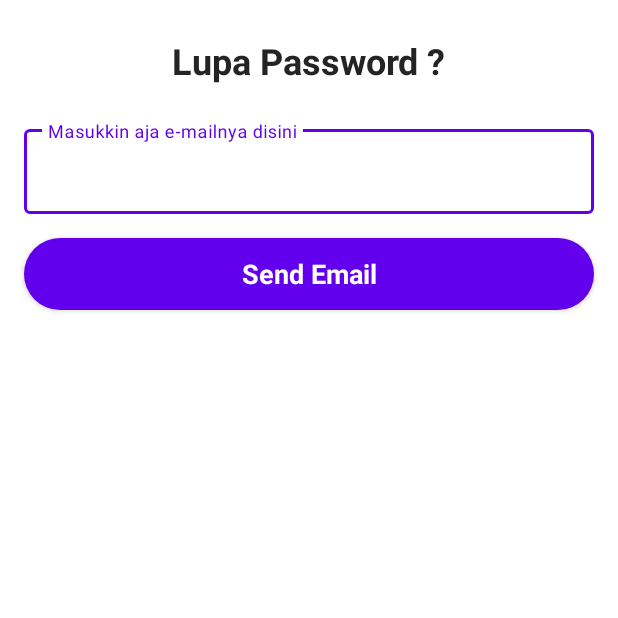
After one commit to tattadv97/RemakeHealtyLife, an Android app: the ForgotPasswordActivity screen opened directly, with no data from a screen before it, on a phone screen of 412 x 824 dp, the top half of it. The commit adds this screen. Run offline under Robolectric (Android 15) with nearby library versions, the phone set to English and light mode, and no system bars; our stand-ins replace Firebase (no records; nobody signed in at launch, a user with empty details on screens opened directly).

Commit message:
add lupa password and logic nya

```diff
--- a/app/src/main/AndroidManifest.xml
+++ b/app/src/main/AndroidManifest.xml
@@ -13,6 +13,10 @@
         android:supportsRtl="true"
         android:theme="@style/Theme.Design.NoActionBar"
         tools:targetApi="31">
+        <activity
+            android:name=".login.ForgotPasswordActivity"
+            android:exported="true"
+            android:theme="@style/Theme.MaterialComponents.DayNight.NoActionBar" />
         <activity
             android:name=".login.RegisterActivity"
             android:exported="true"
--- /dev/null
+++ b/app/src/main/java/com/tattadv/remakehealtylife/login/ForgotPasswordActivity.kt
@@ -0,0 +1,58 @@
+package com.tattadv.remakehealtylife.login
+
+import android.os.Bundle
+import android.widget.Toast
+import androidx.activity.enableEdgeToEdge
+import androidx.appcompat.app.AppCompatActivity
+import androidx.core.view.ViewCompat
+import androidx.core.view.WindowInsetsCompat
+import com.google.firebase.auth.FirebaseAuth
+import com.tattadv.remakehealtylife.R
+import com.tattadv.remakehealtylife.databinding.ActivityForgotPasswordBinding
+
+class ForgotPasswordActivity : AppCompatActivity() {
+
+    private lateinit var binding: ActivityForgotPasswordBinding
+    private lateinit var firebaseAuth: FirebaseAuth
+
+    override fun onCreate(savedInstanceState: Bundle?) {
+        super.onCreate(savedInstanceState)
+
+        binding = ActivityForgotPasswordBinding.inflate(layoutInflater)
+        setContentView(binding.root)
+
+        firebaseAuth = FirebaseAuth.getInstance()
+
+        binding.btnRegister2.setOnClickListener {
+            val email = binding.edtEmailLupaPassword.text.toString().trim()
+
+            if (email.isEmpty()) {
+                binding.emailLayoutLupaPassword.error = "Email ga boleh kosong"
+            } else {
+                firebaseAuth.sendPasswordResetEmail(email)
+                    .addOnCompleteListener { task ->
+                        if (task.isSuccessful) {
+                            //berhasil kirim email
+                            binding.emailLayoutLupaPassword.error = null
+                            showToast("Email reset password berhasil dikirim")
+                        } else {
+                            //gagal kirim email
+                            binding.emailLayoutLupaPassword.error = null
+                            showToast("Gagal kirim email: ${task.exception?.message}")
+                        }
+                    }
+            }
+        }
+
+        enableEdgeToEdge()
+        ViewCompat.setOnApplyWindowInsetsListener(findViewById(R.id.main)) { v, insets ->
+            val systemBars = insets.getInsets(WindowInsetsCompat.Type.systemBars())
+            v.setPadding(systemBars.left, systemBars.top, systemBars.right, systemBars.bottom)
+            insets
+        }
+    }
+
+    private fun showToast(message: String) {
+        Toast.makeText(this, message, Toast.LENGTH_SHORT).show()
+    }
+}
--- a/app/src/main/java/com/tattadv/remakehealtylife/login/SignInActivity.kt
+++ b/app/src/main/java/com/tattadv/remakehealtylife/login/SignInActivity.kt
@@ -30,6 +30,11 @@ class SignInActivity : AppCompatActivity() {
 
         binding.tvRegister.setOnClickListener {
             val intent = Intent(this@SignInActivity, RegisterActivity::class.java)
+            startActivity(intent)
+        }
+
+        binding.tvLupaPassword.setOnClickListener {
+            val intent = Intent(this@SignInActivity, ForgotPasswordActivity::class.java)
             startActivity(intent)
         }
 
--- /dev/null
+++ b/app/src/main/res/layout/activity_forgot_password.xml
@@ -0,0 +1,61 @@
+<?xml version="1.0" encoding="utf-8"?>
+<androidx.constraintlayout.widget.ConstraintLayout xmlns:android="http://schemas.android.com/apk/res/android"
+    xmlns:app="http://schemas.android.com/apk/res-auto"
+    xmlns:tools="http://schemas.android.com/tools"
+    android:id="@+id/main"
+    android:layout_width="match_parent"
+    android:layout_height="match_parent"
+    tools:context=".login.ForgotPasswordActivity">
+
+    <TextView
+        android:id="@+id/tv_lupaPassword"
+        android:layout_width="wrap_content"
+        android:layout_height="wrap_content"
+        android:layout_marginTop="24dp"
+        android:text="Lupa Password ?"
+        android:textColor="#242424"
+        android:textSize="24sp"
+        android:textStyle="bold"
+        app:layout_constraintEnd_toEndOf="parent"
+        app:layout_constraintStart_toStartOf="parent"
+        app:layout_constraintTop_toTopOf="parent" />
+
+    <com.google.android.material.textfield.TextInputLayout
+        android:id="@+id/email_layout_lupaPassword"
+        style="@style/Widget.MaterialComponents.TextInputLayout.OutlinedBox"
+        android:layout_width="0dp"
+        android:layout_height="wrap_content"
+        android:layout_marginStart="16dp"
+        android:layout_marginTop="24dp"
+        android:layout_marginEnd="16dp"
+        app:layout_constraintEnd_toEndOf="parent"
+        app:layout_constraintStart_toStartOf="parent"
+        app:layout_constraintTop_toBottomOf="@+id/tv_lupaPassword">
+
+        <com.google.android.material.textfield.TextInputEditText
+            android:id="@+id/edt_email_lupaPassword"
+            android:layout_width="match_parent"
+            android:layout_height="wrap_content"
+            android:hint="Masukkin aja e-mailnya disini"
+            android:inputType="text" />
+    </com.google.android.material.textfield.TextInputLayout>
+
+    <Button
+        android:id="@+id/btn_register2"
+        android:layout_width="0dp"
+        android:layout_height="wrap_content"
+        android:layout_marginStart="16dp"
+        android:layout_marginTop="16dp"
+        android:layout_marginEnd="16dp"
+        android:background="@drawable/rounded_button_signin"
+        android:backgroundTint="@color/color_primary"
+        android:fontFamily="sans-serif"
+        android:text="@string/btn_forgot_password"
+        android:textAppearance="@style/TextAppearance.AppCompat.Medium"
+        android:textColor="@android:color/white"
+        android:textStyle="bold"
+        app:layout_constraintEnd_toEndOf="parent"
+        app:layout_constraintStart_toStartOf="parent"
+        app:layout_constraintTop_toBottomOf="@+id/email_layout_lupaPassword" />
+
+</androidx.constraintlayout.widget.ConstraintLayout>
--- a/app/src/main/res/values/strings.xml
+++ b/app/src/main/res/values/strings.xml
@@ -22,6 +22,7 @@
     <string name="forgot_password">Lupa Password ?</string>
     <string name="register">Register</string>
     <string name="btn_register">Register</string>
+    <string name="btn_forgot_password">Send Email</string>
     <string name="register_title">Register</string>
     <string name="punya_akun">Udah punya akun ? Sign in</string>
     <string name="logout">Logout</string>
```
